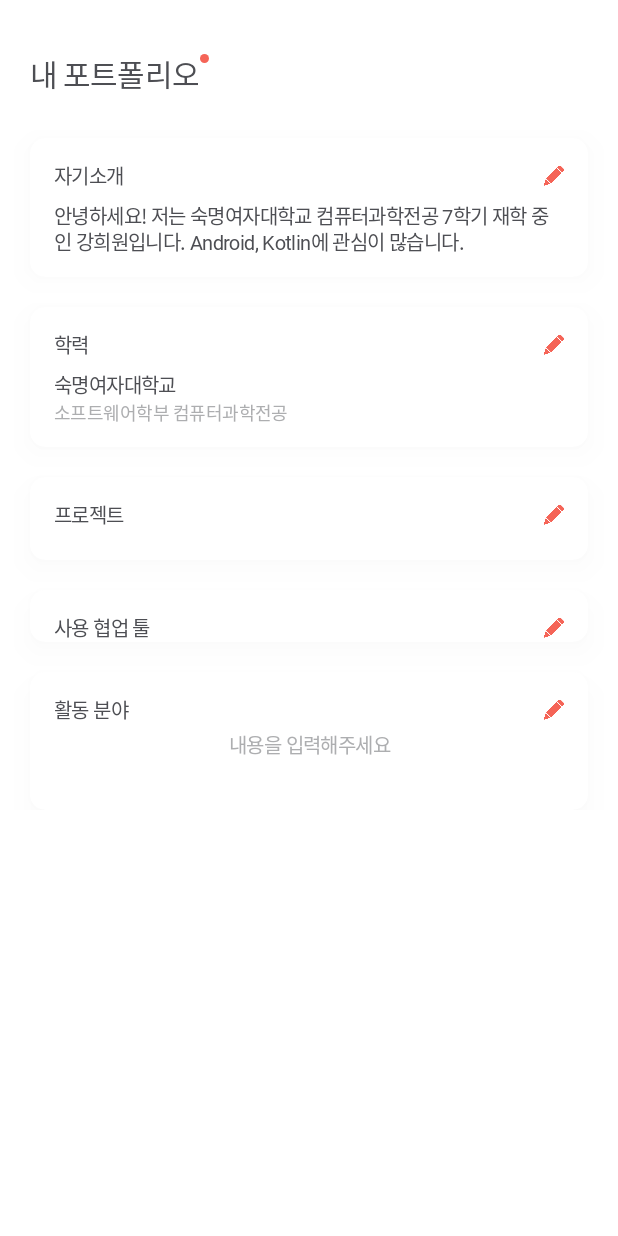
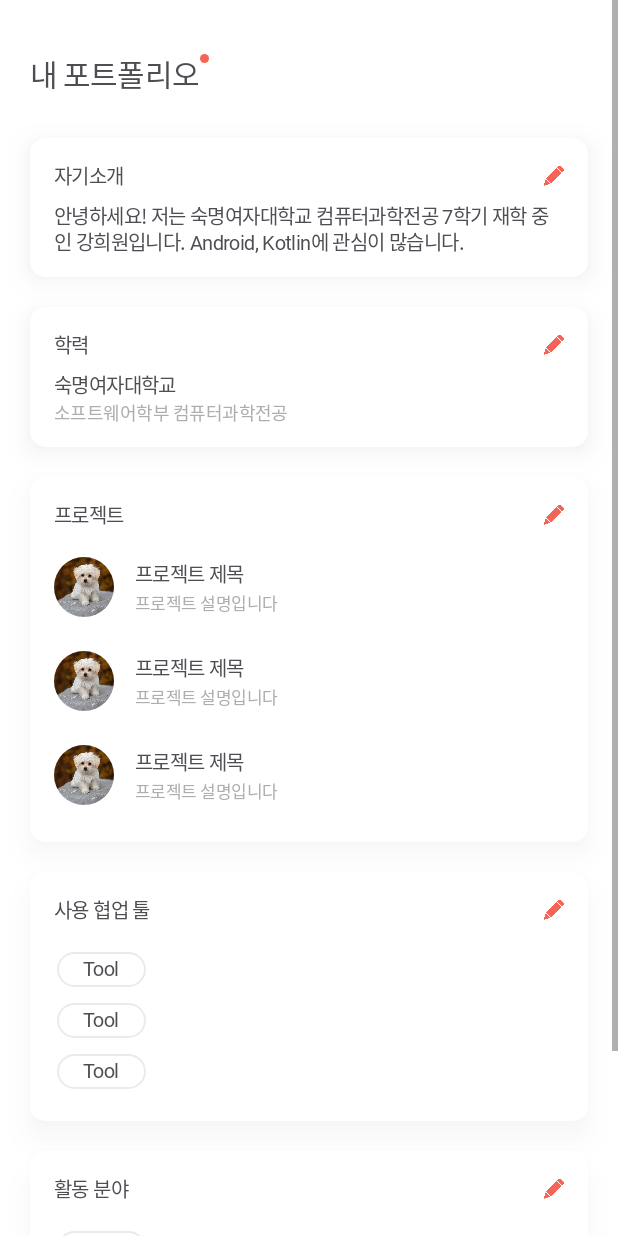
Before and after one commit to TEAM-LINKIT/LINKIT_Android, an Android app: the layout fragment_portfolio.xml on its own in the app's theme, with its tools: preview values and no code run, on a phone screen of 412 x 824 dp. Run offline under Robolectric (Android 15) with nearby library versions, the phone set to English and light mode, and no system bars.

Commit message:
[feat] 포트폴리오 작성 뷰 사용 협업 툴 및 활동 분야 RecyclerView 구현

```diff
--- a/app/build.gradle
+++ b/app/build.gradle
@@ -58,4 +58,7 @@ dependencies {
     // glide
     implementation "com.github.bumptech.glide:glide:4.11.0"
 
+    // tagLayout
+    implementation "com.google.android:flexbox:2.0.1"
+
 }
--- /dev/null
+++ b/app/src/main/res/drawable/background_label_gray.xml
@@ -0,0 +1,8 @@
+<?xml version="1.0" encoding="utf-8"?>
+<shape xmlns:android="http://schemas.android.com/apk/res/android"
+    android:shape="rectangle">
+    <solid android:color="@color/white"/>
+    <stroke android:color="@color/gray_label"
+        android:width="1dp"/>
+    <corners android:radius="20dp"/>
+</shape>
--- a/app/src/main/res/layout/fragment_portfolio.xml
+++ b/app/src/main/res/layout/fragment_portfolio.xml
@@ -46,8 +46,8 @@
             android:layout_height="wrap_content"
             android:layout_marginHorizontal="20dp"
             android:layout_marginTop="28dp"
-            android:outlineAmbientShadowColor="@color/gray_light_shadow"
-            android:outlineSpotShadowColor="@color/gray_light_shadow"
+            android:outlineAmbientShadowColor="@color/gray_shadow"
+            android:outlineSpotShadowColor="@color/gray_shadow"
             app:cardCornerRadius="10dp"
             app:cardElevation="10dp"
             app:layout_constraintEnd_toEndOf="parent"
@@ -138,8 +138,8 @@
             android:layout_height="wrap_content"
             android:layout_marginHorizontal="20dp"
             android:layout_marginTop="20dp"
-            android:outlineAmbientShadowColor="@color/gray_light_shadow"
-            android:outlineSpotShadowColor="@color/gray_light_shadow"
+            android:outlineAmbientShadowColor="@color/gray_shadow"
+            android:outlineSpotShadowColor="@color/gray_shadow"
             app:cardCornerRadius="10dp"
             app:cardElevation="10dp"
             app:layout_constraintEnd_toEndOf="parent"
@@ -302,6 +302,9 @@
                     android:layout_marginEnd="21dp"
                     android:layout_marginRight="21dp"
                     android:layout_marginBottom="13dp"
+                    android:overScrollMode="never"
+                    android:nestedScrollingEnabled="false"
+                    tools:listitem="@layout/item_project"
                     app:layout_constraintBottom_toBottomOf="parent"
                     app:layout_constraintEnd_toEndOf="parent"
                     app:layout_constraintStart_toStartOf="parent"
@@ -380,6 +383,21 @@
                     app:layout_constraintTop_toTopOf="@+id/textView14"
                     app:layout_constraintWidth_percent="0.03611" />
 
+                <androidx.recyclerview.widget.RecyclerView
+                    android:id="@+id/recyclerview_tool"
+                    android:layout_width="match_parent"
+                    android:layout_height="wrap_content"
+                    android:layout_marginHorizontal="18dp"
+                    android:layout_marginTop="13dp"
+                    android:layout_marginBottom="16dp"
+                    android:overScrollMode="never"
+                    android:nestedScrollingEnabled="false"
+                    tools:listitem="@layout/item_tag"
+                    app:layout_constraintBottom_toBottomOf="parent"
+                    app:layout_constraintEnd_toEndOf="parent"
+                    app:layout_constraintStart_toStartOf="parent"
+                    app:layout_constraintTop_toBottomOf="@+id/textView14" />
+
                 <TextView
                     android:id="@+id/tv_none_tool"
                     android:layout_width="match_parent"
@@ -412,10 +430,12 @@
             android:layout_height="wrap_content"
             android:layout_marginHorizontal="20dp"
             android:layout_marginTop="20dp"
+            android:layout_marginBottom="36dp"
             android:outlineAmbientShadowColor="@color/gray_light_shadow"
             android:outlineSpotShadowColor="@color/gray_light_shadow"
             app:cardCornerRadius="10dp"
             app:cardElevation="10dp"
+            app:layout_constraintBottom_toBottomOf="parent"
             app:layout_constraintEnd_toEndOf="parent"
             app:layout_constraintStart_toStartOf="parent"
             app:layout_constraintTop_toBottomOf="@+id/cardview_tool">
@@ -453,6 +473,21 @@
                     app:layout_constraintTop_toTopOf="@+id/textView15"
                     app:layout_constraintWidth_percent="0.03611" />
 
+                <androidx.recyclerview.widget.RecyclerView
+                    android:id="@+id/recyclerview_field"
+                    android:layout_width="match_parent"
+                    android:layout_height="wrap_content"
+                    android:layout_marginHorizontal="18dp"
+                    android:layout_marginTop="13dp"
+                    android:layout_marginBottom="16dp"
+                    android:overScrollMode="never"
+                    android:nestedScrollingEnabled="false"
+                    tools:listitem="@layout/item_tag"
+                    app:layout_constraintBottom_toBottomOf="parent"
+                    app:layout_constraintEnd_toEndOf="parent"
+                    app:layout_constraintStart_toStartOf="parent"
+                    app:layout_constraintTop_toBottomOf="@+id/textView15" />
+
                 <TextView
                     android:id="@+id/tv_none_field"
                     android:layout_width="match_parent"
@@ -467,6 +502,7 @@
                     android:text="내용을 입력해주세요"
                     android:textColor="@color/gray_content"
                     android:textSize="13dp"
+                    android:visibility="gone"
                     app:layout_constraintBottom_toBottomOf="parent"
                     app:layout_constraintEnd_toEndOf="parent"
                     app:layout_constraintStart_toStartOf="parent"
--- a/app/src/main/res/layout/item_community.xml
+++ b/app/src/main/res/layout/item_community.xml
@@ -10,8 +10,8 @@
         android:layout_height="wrap_content"
         app:cardCornerRadius="10dp"
         app:cardElevation="5dp"
-        android:outlineAmbientShadowColor="@color/red_light_shadow"
-        android:outlineSpotShadowColor="@color/red_light_shadow"
+        android:outlineAmbientShadowColor="@color/gray_shadow"
+        android:outlineSpotShadowColor="@color/gray_shadow"
         android:layout_marginVertical="8dp"
         android:layout_marginHorizontal="20dp"
         app:layout_constraintBottom_toBottomOf="parent"
--- /dev/null
+++ b/app/src/main/res/layout/item_tag.xml
@@ -0,0 +1,30 @@
+<?xml version="1.0" encoding="utf-8"?>
+<androidx.constraintlayout.widget.ConstraintLayout
+    xmlns:android="http://schemas.android.com/apk/res/android"
+    xmlns:app="http://schemas.android.com/apk/res-auto"
+    android:layout_width="wrap_content"
+    android:layout_height="wrap_content">
+
+    <TextView
+        android:id="@+id/item_tag"
+        android:layout_width="wrap_content"
+        android:layout_height="wrap_content"
+        android:background="@drawable/background_label_gray"
+        android:paddingHorizontal="17dp"
+        android:paddingTop="3dp"
+        android:paddingBottom="4dp"
+        android:layout_marginVertical="5dp"
+        android:layout_marginEnd="11dp"
+        android:layout_marginRight="11dp"
+        android:fontFamily="@font/notosanskrregular"
+        android:includeFontPadding="false"
+        android:letterSpacing="-0.03"
+        android:text="Tool"
+        android:textColor="@color/black_content"
+        android:textSize="13dp"
+        app:layout_constraintBottom_toBottomOf="parent"
+        app:layout_constraintEnd_toEndOf="parent"
+        app:layout_constraintStart_toStartOf="parent"
+        app:layout_constraintTop_toTopOf="parent" />
+
+</androidx.constraintlayout.widget.ConstraintLayout>
--- a/app/src/main/res/values/colors.xml
+++ b/app/src/main/res/values/colors.xml
@@ -15,9 +15,11 @@
     <color name="red_light_label">#96FFD4D0</color>
     <color name="red_light_profile">#82F9978E</color>
     <color name="red_light_shadow">#9AF9978E</color>
-    <color name="gray_light_shadow">#409F9F9F</color>
+    <color name="gray_light_shadow">#799F9F9F</color>
+    <color name="gray_shadow">#C39F9F9F</color>
     <color name="gray_btn">#E0E0E0</color>
     <color name="red_gradient">#F2F86B5F</color>
     <color name="gray_content">#ADAEB0</color>
     <color name="white_hint">#61FFFFFF</color>
+    <color name="gray_label">#EBEBEB</color>
 </resources>
```
Also changed, not shown: app/src/main/java/com/example/linkit_android/portfolio/adapter/TagAdapter.kt (added, +23 -0 lines), app/src/main/java/com/example/linkit_android/portfolio/adapter/TagViewHolder.kt (added, +15 -0 lines), app/src/main/java/com/example/linkit_android/portfolio/ui/PortfolioFragment.kt (+47 -0 lines).
